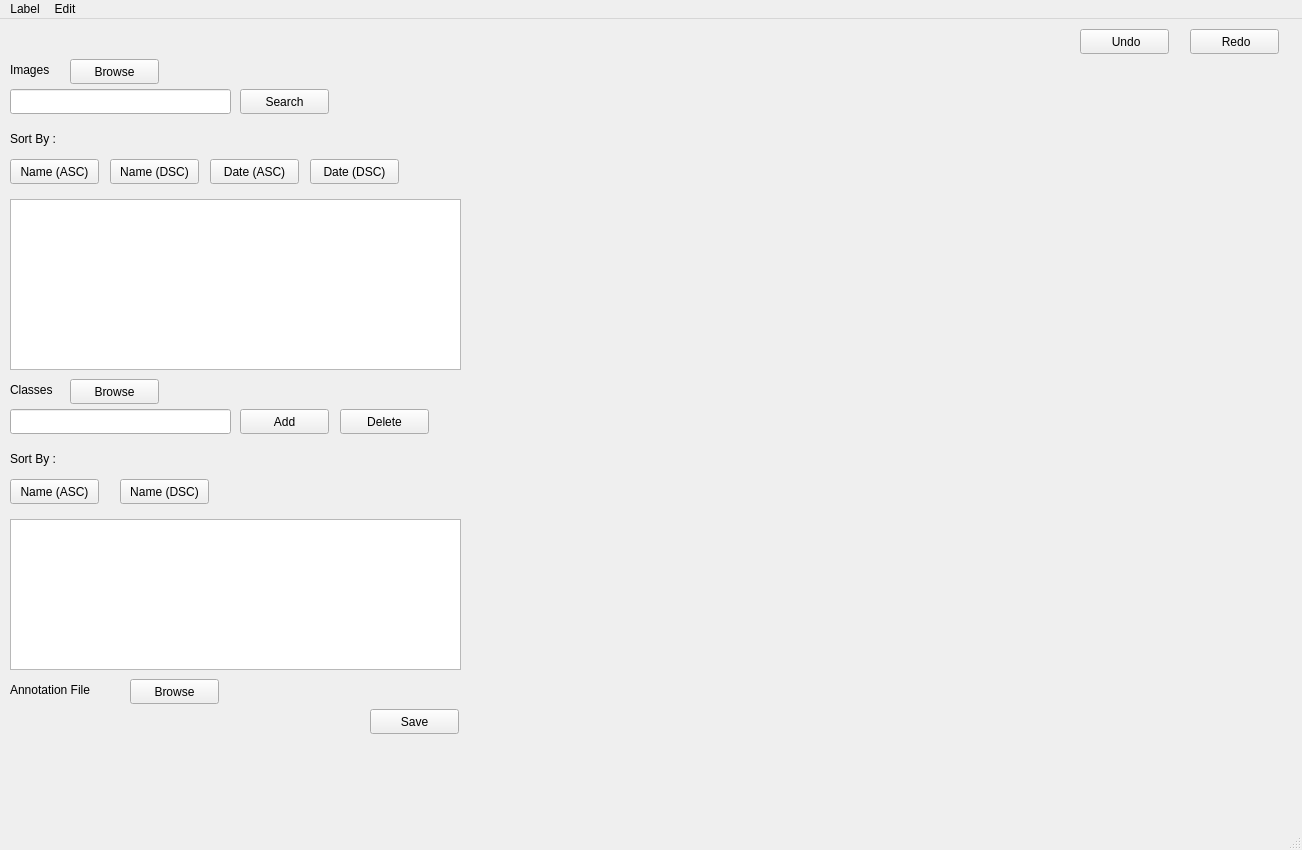
Above: SRC/labeller.ui from amansahil/Smart-Annotate before the change. Below: the same form after it.
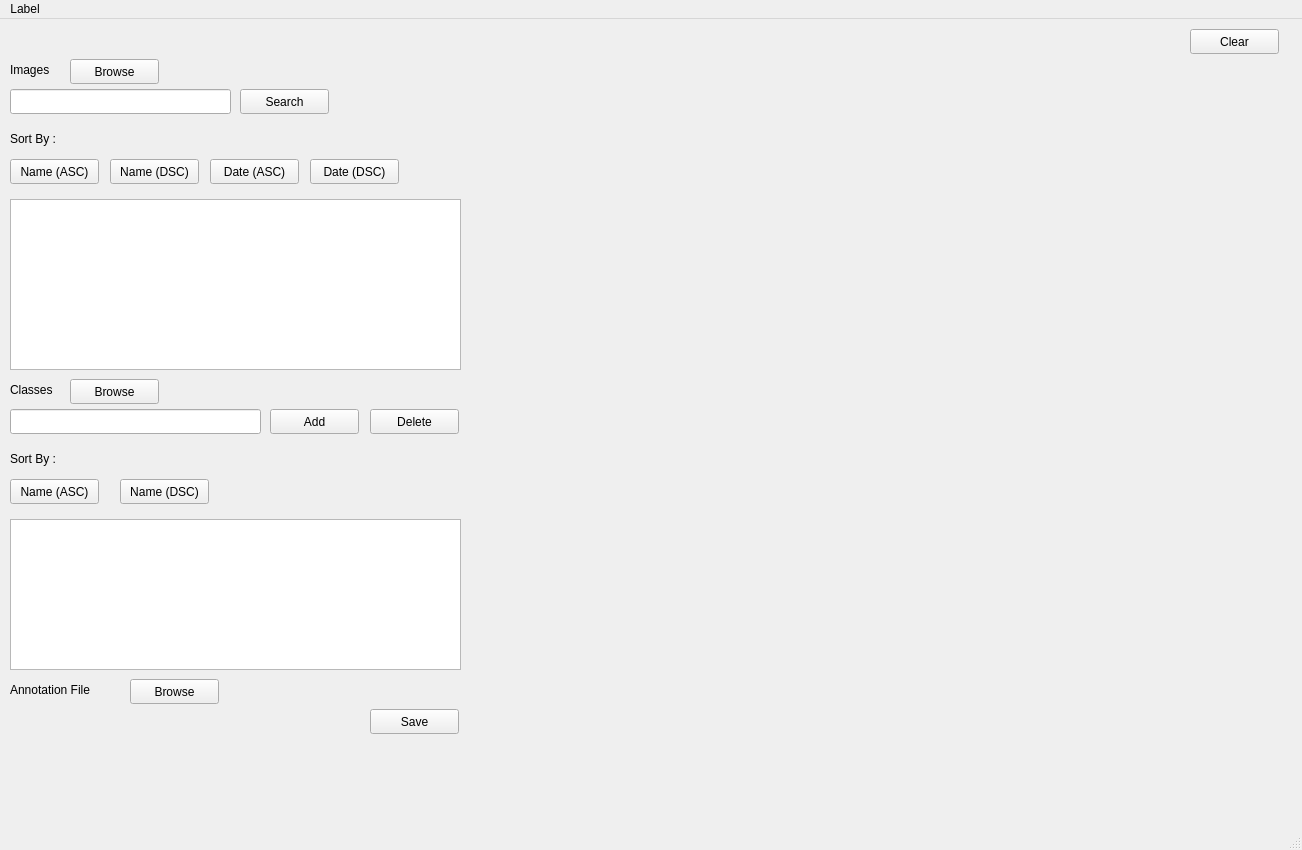
That is the form after the change. Icons and pictures are not drawn.

Commit message: Added className sorting feature

The edit to the form file:
```diff
--- a/SRC/labeller.ui
+++ b/SRC/labeller.ui
@@ -156,30 +156,13 @@
      </rect>
     </property>
     <property name="text">
-     <string> Redo</string>
+     <string>Clear</string>
     </property>
     <property name="icon">
      <iconset resource="images.qrc">
       <normaloff>:/imgs/redo-128.png</normaloff>:/imgs/redo-128.png</iconset>
     </property>
    </widget>
-   <widget class="QPushButton" name="pushButton_6">
-    <property name="geometry">
-     <rect>
-      <x>1080</x>
-      <y>10</y>
-      <width>89</width>
-      <height>25</height>
-     </rect>
-    </property>
-    <property name="text">
-     <string> Undo</string>
-    </property>
-    <property name="icon">
-     <iconset resource="images.qrc">
-      <normaloff>:/imgs/undo-128.png</normaloff>:/imgs/undo-128.png</iconset>
-    </property>
-   </widget>
    <widget class="QLabel" name="imageDirLabel">
     <property name="geometry">
      <rect>
@@ -326,7 +309,7 @@
    <widget class="QPushButton" name="pushButton_13">
     <property name="geometry">
      <rect>
-      <x>240</x>
+      <x>270</x>
       <y>390</y>
       <width>89</width>
       <height>25</height>
@@ -341,7 +324,7 @@
      <rect>
       <x>10</x>
       <y>390</y>
-      <width>221</width>
+      <width>251</width>
       <height>25</height>
      </rect>
     </property>
@@ -349,7 +332,7 @@
    <widget class="QPushButton" name="pushButton_9">
     <property name="geometry">
      <rect>
-      <x>340</x>
+      <x>370</x>
       <y>390</y>
       <width>89</width>
       <height>25</height>
@@ -388,16 +371,9 @@
     </property>
     <addaction name="actionMark_Object"/>
     <addaction name="actionAdd_Text"/>
-   </widget>
-   <widget class="QMenu" name="menuEdit">
-    <property name="title">
-     <string>Edit</string>
-    </property>
-    <addaction name="actionCopy"/>
-    <addaction name="actionPaste"/>
+    <addaction name="actionCopy_Paste"/>
    </widget>
    <addaction name="menuLabel"/>
-   <addaction name="menuEdit"/>
   </widget>
   <widget class="QStatusBar" name="statusbar"/>
   <action name="actionMark_Object">
```
Left out of the diff: 21 changed lines with no effect on the pictures. The commit also changes 15 other files.
